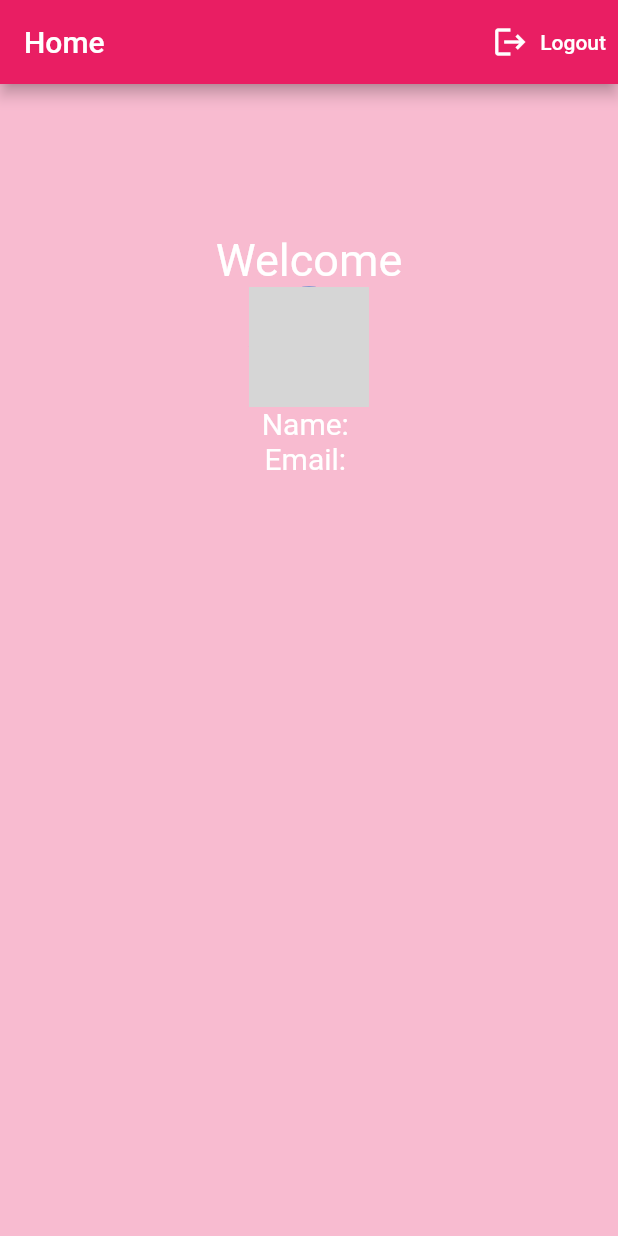
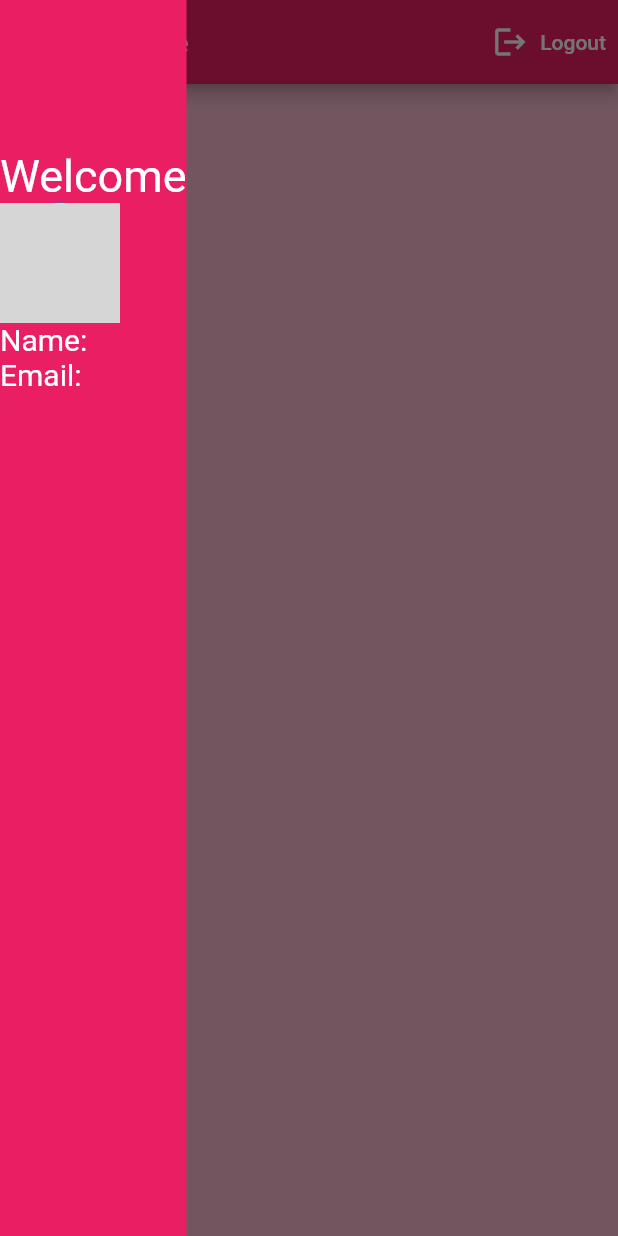
Before and after one commit to Darksister22/firebasetest, a Flutter app: the screen it shows once a user with an empty profile is signed in, with the side drawer open (before the commit the screen has no drawer), on a phone screen of 412 x 824 dp. Run offline on Flutter 3.47's test engine with Material 2 defaults, Android fonts, the phone set to English and light mode, and no system bars; our stand-ins replace cloud_firestore, firebase_auth, firebase_core, flutter_spinkit, font_awesome_flutter, google_sign_in; accounts and stored records are empty; network calls fail; grey boxes are pictures that could not be loaded.

Commit message:
FireStore Connections

```diff
--- a/lib/Screens/home/home.dart
+++ b/lib/Screens/home/home.dart
@@ -37,8 +37,10 @@ class _HomeState extends State<Home> {
             )
           ],
         ),
-        body: Center(
+        drawer: Container(
+          color: Colors.pink,
           child: Column(
+            crossAxisAlignment: CrossAxisAlignment.start,
             children: [
               const SizedBox(
                 height: 100,
@@ -62,6 +64,7 @@ class _HomeState extends State<Home> {
               ),
             ],
           ),
-        ));
+        ),
+        body: Center());
   }
 }
--- /dev/null
+++ b/lib/Services/database.dart
@@ -0,0 +1,19 @@
+import 'package:cloud_firestore/cloud_firestore.dart';
+
+class DataBaseService {
+  final CollectionReference _database = FirebaseFirestore.instance.collection(
+      'berries'); //finds a reference for a collection, or creates it if it doesn't exist.
+  final String uid;
+  DataBaseService({required this.uid});
+  //this function will run twice. Upon registeraion it will add data to the collection, and it can be changed from the settings.
+  Future updateUserData(String stnum, String name, int color) async {
+    return await _database
+        .doc(
+            uid) //get a document  inside the collection. if the document does not exist it will create it. The UID is linked to the collection.
+        .set({
+      "number": stnum,
+      "name": name,
+      "color": color,
+    });
+  }
+}
--- a/lib/Services/fireauth.dart
+++ b/lib/Services/fireauth.dart
@@ -1,6 +1,7 @@
 // ignore_for_file: avoid_print
 
 import 'package:firebase_auth/firebase_auth.dart';
+import 'package:firebasetest/Services/database.dart';
 import 'package:google_sign_in/google_sign_in.dart';
 
 import '../models/Users.dart';
@@ -59,6 +60,10 @@ class AuthService {
       UserCredential result = await _auth.createUserWithEmailAndPassword(
           email: email, password: password);
       User? newUser = result.user;
+      //create a new document.
+      await DataBaseService(uid: newUser!.uid)
+          .updateUserData('0', 'fatema', 100);
+
       return _users(newUser);
     } catch (e) {
       rethrow;
```
